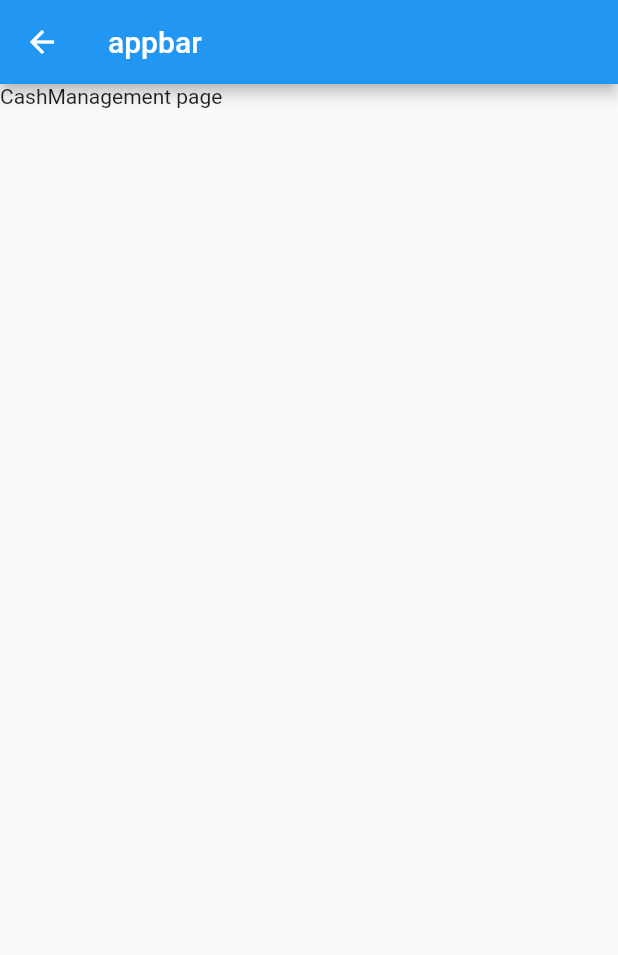
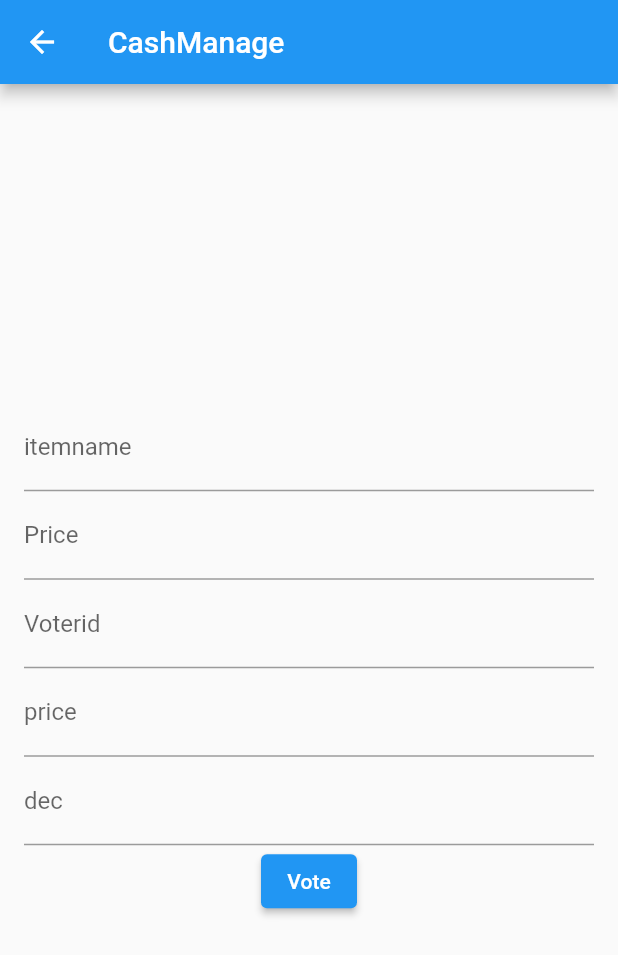
Before and after one commit to LBSimab/Fridge, a Flutter app: the CashManagement screen opened directly, on a phone screen of 412 x 824 dp. Shown: the top 955 px of the screen. Run offline on Flutter 3.47's test engine with Material 2 defaults, Android fonts, the phone set to English and light mode, and no system bars; our stand-ins replace floating_bottom_navigation_bar, flutter_easyloading, get.

Commit message:
ListView and model data Vote Cash management not finished

```diff
--- a/lib/Pages/cash/CashManagement.dart
+++ b/lib/Pages/cash/CashManagement.dart
@@ -6,10 +6,57 @@ import 'package:sidebaaar/Pages/cash/cash_controller.dart';
 class CashManagement extends GetView<CashController> {
   @override
   Widget build(BuildContext context) {
-    // TODO: implement build
+    final CashController controller = Get.put(CashController());
     return Scaffold(
-      appBar: AppBar(title: Text('appbar'),),
-      body: Text('CashManagement page'),
+      appBar: AppBar(title: Text('CashManage')),
+      body: Container(
+        padding: const EdgeInsets.all(16.0),
+        child: Form(
+          key: controller.CashManageFormKey,
+          child: Column(
+            mainAxisAlignment: MainAxisAlignment.center,
+            children: [
+              TextFormField(
+                  controller: controller.itemname,
+                  decoration: const InputDecoration(labelText: 'itemname'),
+                validator: controller.cashvalidator,
+
+              ),
+              TextFormField(
+                controller: controller.itemprice,
+                decoration: const InputDecoration(labelText: 'Price'),
+                validator: controller.cashvalidator,
+
+
+              ),
+              TextFormField(
+                  controller: controller.Voterid,
+                  decoration: const InputDecoration(labelText: 'Voterid'),
+                validator: controller.cashvalidator,
+obscureText: true,
+              ),
+              TextFormField(
+                controller: controller.addcash,
+                decoration: const InputDecoration(labelText: 'price'),
+
+
+
+              ),
+              TextFormField(
+                  controller: controller.cashdecrease,
+                  decoration: const InputDecoration(labelText: 'dec'),
+
+              ),
+
+
+              ElevatedButton(
+                child: Text('Vote'),
+                onPressed:  (){},
+              )
+            ],
+          ),
+        ),
+      ),
     );
   }
 
--- a/lib/Pages/cash/cash_controller.dart
+++ b/lib/Pages/cash/cash_controller.dart
@@ -1,3 +1,22 @@
+import 'package:flutter/material.dart';
 import 'package:get/get.dart';
 
-class CashController extends GetxController{}
+class CashController extends GetxController{
+
+final CashManageFormKey = GlobalKey<FormState>();
+final Voterid = TextEditingController();
+final itemprice = TextEditingController();
+final itemname = TextEditingController();
+final addcash = TextEditingController();
+final cashdecrease = TextEditingController();
+var  cash = 2000;
+
+
+
+String? cashvalidator(String? value) {
+  if (value == null || value.isEmpty ) {
+    return 'Please this field must be filled';
+  }
+  return null;
+}
+}
--- a/lib/Pages/votes/AddVote.dart
+++ b/lib/Pages/votes/AddVote.dart
@@ -13,7 +13,7 @@ class AddVote extends GetView<VotesController>{
       body: Container(
         padding: const EdgeInsets.all(16.0),
         child: Form(
-          key: controller.loginFormKey,
+          key: controller.VoteFormKey,
           child: Column(
             mainAxisAlignment: MainAxisAlignment.center,
             children: [
--- a/lib/Pages/votes/votes_controller.dart
+++ b/lib/Pages/votes/votes_controller.dart
@@ -5,7 +5,7 @@ import 'package:sidebaaar/Pages/dashboard/dashboard_page.dart';
 
 
 class VotesController extends GetxController {
-  final loginFormKey = GlobalKey<FormState>();
+  final VoteFormKey = GlobalKey<FormState>();
   final itemNameController = TextEditingController();
   final expdateController = TextEditingController();
   final imgController = TextEditingController();
@@ -46,7 +46,7 @@ class VotesController extends GetxController {
   }
 
   void Vote() {
-    if (loginFormKey.currentState!.validate()) {
+    if (VoteFormKey.currentState!.validate()) {
       checkUser(itemNameController.text, expdateController.text,imgController.text,priceController.text,decryptionController.text).then((auth) {
         if (auth) {
           Get.snackbar('Item', 'Vote was successfull');
```
Also changed, not shown: 1 other file.
